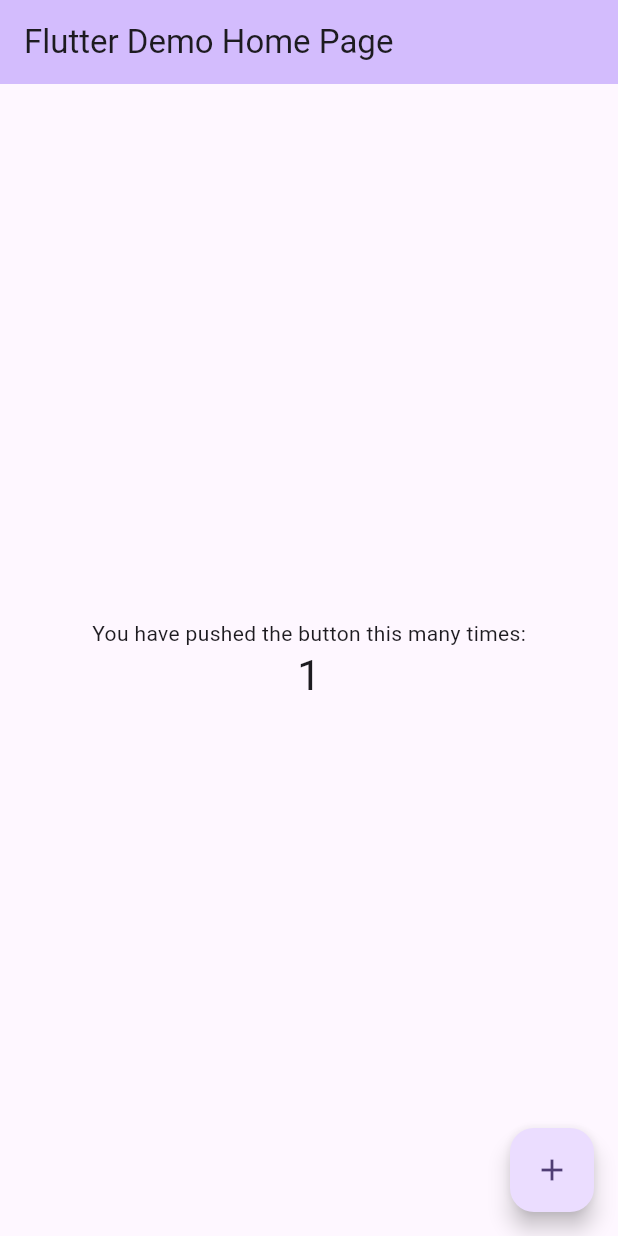
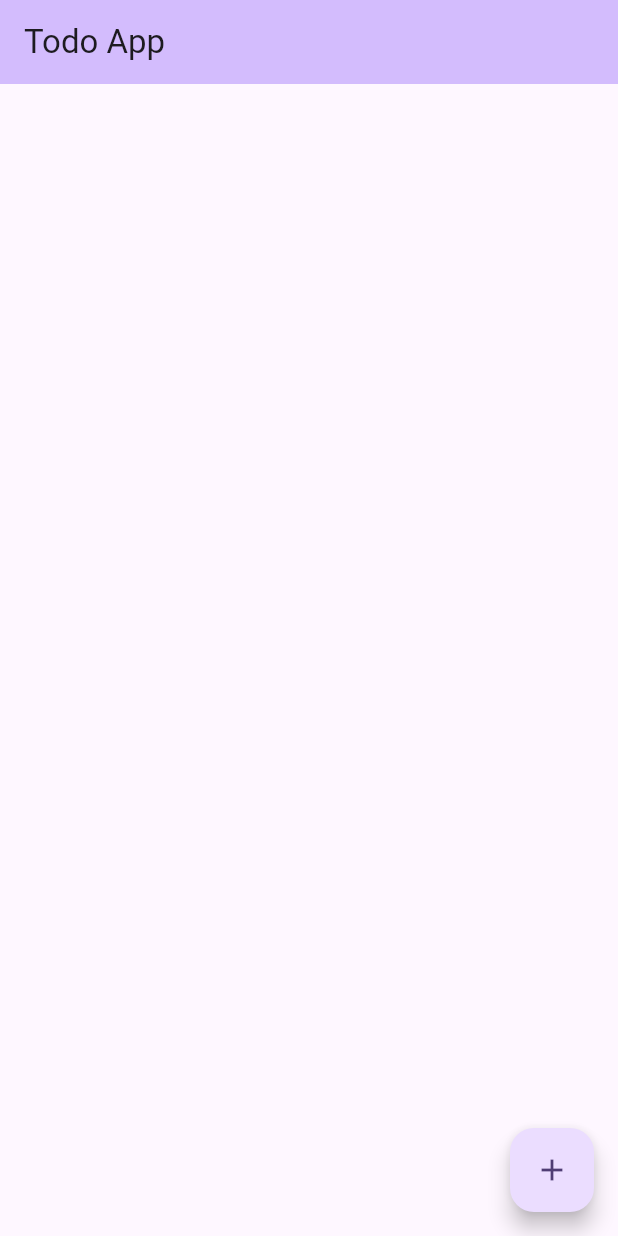
Before and after one commit to samuketema/TODO, a Flutter app: the screen it shows after launch, after a tap on the "add" icon, on a phone screen of 412 x 824 dp. Run offline on Flutter 3.47's test engine with Material 3 defaults, Android fonts, the phone set to English and light mode, and no system bars.

Commit message:
code cleanup

```diff
--- a/lib/main.dart
+++ b/lib/main.dart
@@ -15,7 +15,7 @@ class MyApp extends StatelessWidget {
         colorScheme: ColorScheme.fromSeed(seedColor: Colors.deepPurple),
         useMaterial3: true,
       ),
-      home: const MyHomePage(title: 'Flutter Demo Home Page'),
+      home:  MyHomePage(),
     );
   }
 }
--- a/lib/pages/home_page.dart
+++ b/lib/pages/home_page.dart
@@ -1,46 +1,21 @@
 import 'package:flutter/material.dart';
 
 class MyHomePage extends StatefulWidget {
-  const MyHomePage({super.key, required this.title});
-
-  final String title;
-
   @override
   State<MyHomePage> createState() => _MyHomePageState();
 }
 
 class _MyHomePageState extends State<MyHomePage> {
-  int _counter = 0;
-
-  void _incrementCounter() {
-    setState(() {
-      _counter++;
-    });
-  }
-
   @override
   Widget build(BuildContext context) {
     return Scaffold(
       appBar: AppBar(
         backgroundColor: Theme.of(context).colorScheme.inversePrimary,
-        title: Text(widget.title),
+        title: Text("Todo App"),
       ),
-      body: Center(
-        child: Column(
-          mainAxisAlignment: MainAxisAlignment.center,
-          children: <Widget>[
-            const Text(
-              'You have pushed the button this many times:',
-            ),
-            Text(
-              '$_counter',
-              style: Theme.of(context).textTheme.headlineMedium,
-            ),
-          ],
-        ),
-      ),
+      body: Center(),
       floatingActionButton: FloatingActionButton(
-        onPressed: _incrementCounter,
+        onPressed: () {},
         tooltip: 'Increment',
         child: const Icon(Icons.add),
       ),
```
